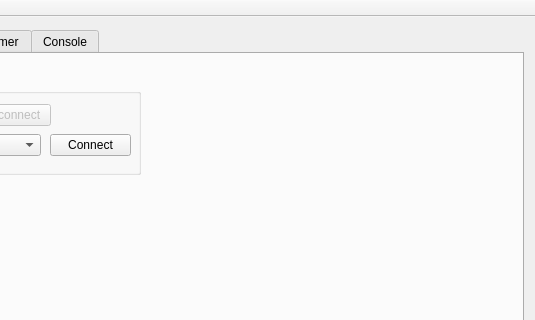
The window that loconet_test/train_rec/mainwindow.ui (ctag/cpe453) describes before a commit, drawn with Qt 5; both pictures show x 183 to 718 and y 0 to 320 of the 718 by 481 pixel window.
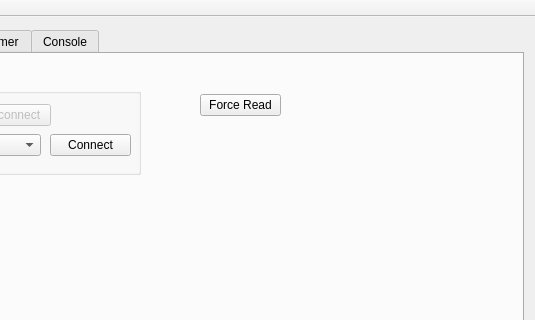
The same window after the commit. The open tabs and pages were chosen to show the change.

Patch:
```diff
--- a/loconet_test/train_rec/mainwindow.ui
+++ b/loconet_test/train_rec/mainwindow.ui
@@ -249,6 +249,19 @@
          </property>
         </widget>
        </widget>
+       <widget class="QPushButton" name="pushButton_serialForceRead">
+        <property name="geometry">
+         <rect>
+          <x>370</x>
+          <y>40</y>
+          <width>81</width>
+          <height>22</height>
+         </rect>
+        </property>
+        <property name="text">
+         <string>Force Read</string>
+        </property>
+       </widget>
       </widget>
       <widget class="QWidget" name="tab">
        <attribute name="title">
```
Left out of the diff: 2 changed lines with no effect on the pictures.
